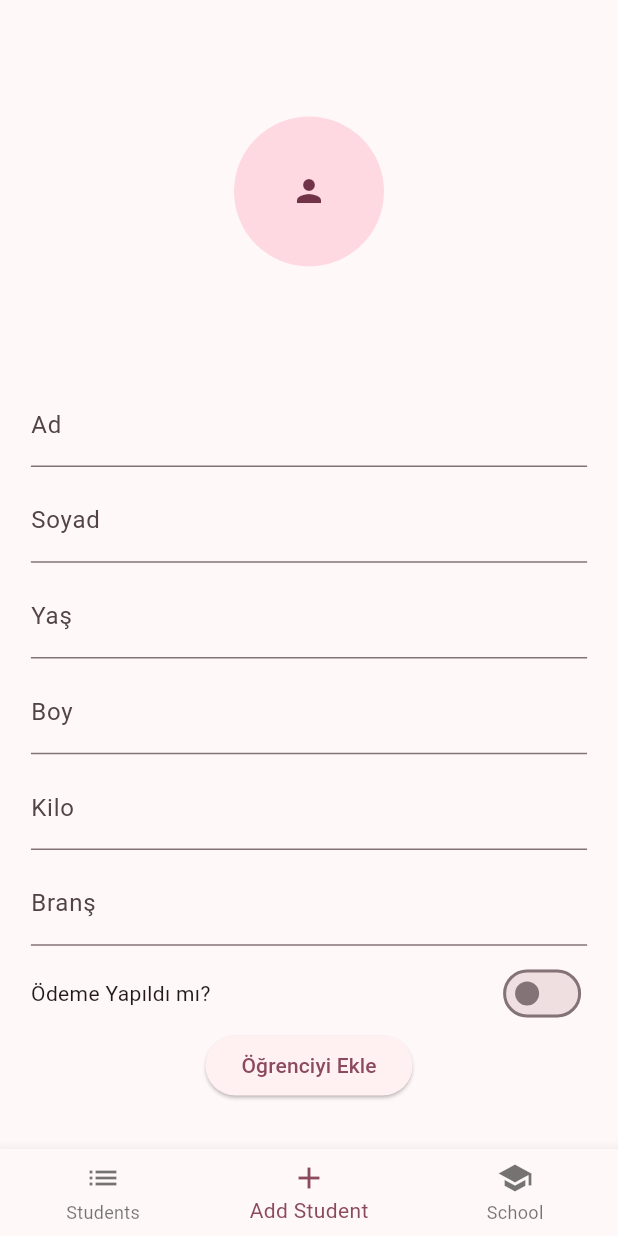
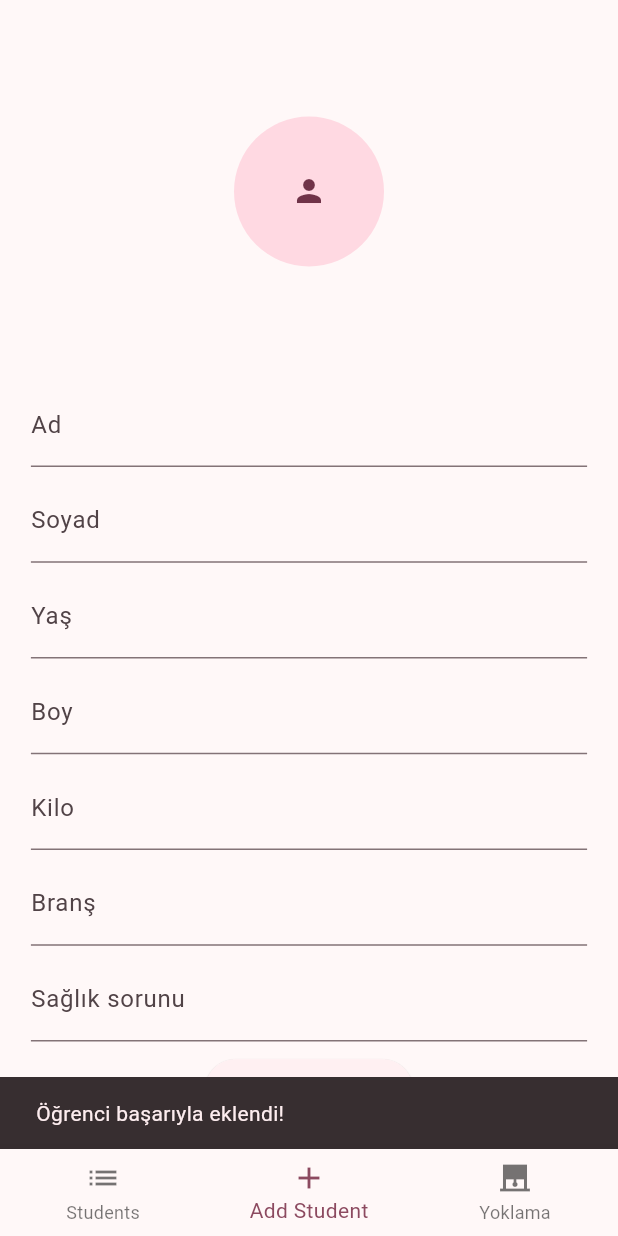
Before and after one commit to mall-e/sportapp, a Flutter app: the MainMenu screen opened directly, item 2 of the bottom bar chosen, after a tap on "Öğrenciyi Ekle", on a phone screen of 412 x 824 dp. Run offline on Flutter 3.47's test engine with Material 3 defaults, Android fonts, the phone set to English and light mode, and no system bars; our stand-ins replace cloud_firestore, firebase_auth, firebase_core, firebase_storage, image_picker, permission_handler; accounts and stored records are empty; network calls fail.

Commit message:
roll call added

```diff
--- a/lib/add_student_page.dart
+++ b/lib/add_student_page.dart
@@ -1,6 +1,7 @@
 import 'dart:io';
 
 import 'package:cloud_firestore/cloud_firestore.dart';
+import 'package:firebase_auth/firebase_auth.dart';
 import 'package:firebase_storage/firebase_storage.dart';
 import 'package:flutter/material.dart';
 import 'package:image_picker/image_picker.dart';
@@ -95,15 +96,36 @@ class _AddStudentInformationState extends State<AddStudentInformation> {
   TextEditingController _heightController = TextEditingController();
   TextEditingController _weightController = TextEditingController();
   TextEditingController _branchController = TextEditingController();
+  TextEditingController _healthproblemController = TextEditingController();
   bool _paymentStatus = false;  // Ödeme durumu başlangıçta false
 
-  void addStudent(Student student) {
-    FirebaseFirestore.instance
-        .collection('students')
-        .add(student.toMap())
-        .then((value) => print('Student Added'))
-        .catchError((error) => print('Failed to add student: $error'));
+  void addStudent(Student student) async {
+  try {
+    // Firebase Authentication'dan şu anki kullanıcıyı al
+    User? currentUser = FirebaseAuth.instance.currentUser;
+
+    if (currentUser != null) {
+      // Kullanıcının 'uid'si ile kişiye özel 'students' koleksiyonuna öğrenci ekleme
+      await FirebaseFirestore.instance
+          .collection('users')
+          .doc(currentUser.uid)  // Kullanıcının uid'sine göre belge seçiliyor
+          .collection('students')  // Bu kullanıcının students alt koleksiyonuna ekleniyor
+          .add(student.toMap());
+
+      ScaffoldMessenger.of(context).showSnackBar(
+        const SnackBar(content: Text('Öğrenci başarıyla eklendi!')),
+      );
+    } else {
+      ScaffoldMessenger.of(context).showSnackBar(
+        const SnackBar(content: Text('Giriş yapılmadı!')),
+      );
+    }
+  } catch (e) {
+    ScaffoldMessenger.of(context).showSnackBar(
+      SnackBar(content: Text('Öğrenci eklenirken hata oluştu: $e')),
+    );
   }
+}
 
   @override
   Widget build(BuildContext context) {
@@ -160,21 +182,12 @@ class _AddStudentInformationState extends State<AddStudentInformation> {
               ),
             ),
           ),
-          // Ödeme durumu butonu
-          Flexible(
-            child: Row(
-              mainAxisAlignment: MainAxisAlignment.spaceBetween,
-              children: [
-                Text('Ödeme Yapıldı mı?'),
-                Switch(
-                  value: _paymentStatus,
-                  onChanged: (value) {
-                    setState(() {
-                      _paymentStatus = value;
-                    });
-                  },
-                ),
-              ],
+          Expanded(
+            child: TextField(
+              controller: _healthproblemController,
+              decoration: InputDecoration(
+                labelText: 'Sağlık sorunu',
+              ),
             ),
           ),
           Flexible(
@@ -189,11 +202,14 @@ class _AddStudentInformationState extends State<AddStudentInformation> {
                   height: double.tryParse(_heightController.text) ?? 0.0,
                   weight: double.tryParse(_weightController.text) ?? 0.0,
                   branch: _branchController.text,
+                  healthProblem: _healthproblemController.text,
                   paymentStatus: _paymentStatus,  // Ödeme durumu eklendi
+                  role: 'student',  // role olarak "student" ekleniyor
                 );
 
                 // Firestore'a kaydetme
                 addStudent(student);
+
               },
               child: Text('Öğrenciyi Ekle'),
             ),
--- a/lib/main.dart
+++ b/lib/main.dart
@@ -1,14 +1,17 @@
 import 'package:firebase_core/firebase_core.dart';
+import 'package:firebase_auth/firebase_auth.dart';
 import 'package:flutter/material.dart';
 import 'package:sportapp/add_student_page.dart';
+import 'package:sportapp/admin_login_page.dart';
 import 'package:sportapp/firebase_options.dart';
+import 'package:sportapp/roll_call_page.dart';
 import 'package:sportapp/student_list_page.dart';
 
 void main() async {
   WidgetsFlutterBinding.ensureInitialized();
   await Firebase.initializeApp(
-  options: DefaultFirebaseOptions.currentPlatform,
-);
+    options: DefaultFirebaseOptions.currentPlatform,
+  );
   runApp(const MyApp());
 }
 
@@ -24,10 +27,11 @@ class MyApp extends StatelessWidget {
         colorScheme: ColorScheme.fromSeed(seedColor: Colors.black),
         useMaterial3: true,
       ),
-      home: const MainMenu(),
+      home: const AdminLoginPage(),
     );
   }
 }
+
 
 class MainMenu extends StatefulWidget {
   const MainMenu({super.key});
@@ -39,11 +43,10 @@ class MainMenu extends StatefulWidget {
 class _MainMenuState extends State<MainMenu> {
   int _selectedIndex = 0;
 
-  // List of pages to show based on bottom navigation selection
-  static const List<Widget> _pages = <Widget>[
+  static List<Widget> _pages = <Widget>[
     StudentListPage(),
     AddStudentPage(),
-    PlaceholderWidget() // You can replace this with your actual third page
+    RollCallPage(selectedDate: DateTime.now()),
   ];
 
   void _onItemTapped(int index) {
@@ -70,8 +73,8 @@ class _MainMenuState extends State<MainMenu> {
             label: 'Add Student',
           ),
           BottomNavigationBarItem(
-            icon: Icon(Icons.school),
-            label: 'School',
+            icon: Icon(Icons.roller_shades),
+            label: 'Yoklama',
           ),
         ],
         currentIndex: _selectedIndex,
@@ -80,15 +83,3 @@ class _MainMenuState extends State<MainMenu> {
     );
   }
 }
-
-// Placeholder widget for the third tab
-class PlaceholderWidget extends StatelessWidget {
-  const PlaceholderWidget({super.key});
-
-  @override
-  Widget build(BuildContext context) {
-    return const Center(
-      child: Text('Placeholder for another page'),
-    );
-  }
-}
--- a/lib/models/student_model.dart
+++ b/lib/models/student_model.dart
@@ -8,7 +8,10 @@ class Student {
   double height;
   double weight;
   String branch;
-  bool paymentStatus;  // Ödeme durumu
+  String healthProblem;
+  String role;
+
+  bool? paymentStatus;  // Ödeme durumu
 
   Student({
     required this.id,  // ID de constructor'a eklendi
@@ -18,7 +21,9 @@ class Student {
     required this.height,
     required this.weight,
     required this.branch,
-    required this.paymentStatus,
+    required this.healthProblem,
+    required this.role,
+    this.paymentStatus,
   });
 
   // Firestore için map yapısı
@@ -31,6 +36,8 @@ class Student {
       'height': height,
       'weight': weight,
       'branch': branch,
+      'healthProblem': healthProblem,
+      'role':role,
       'paymentStatus': paymentStatus,  // Ödeme durumu Firestore'a kaydedilecek
     };
   }
@@ -46,6 +53,8 @@ class Student {
       height: (data['height'] as num?)?.toDouble() ?? 0.0,
       weight: (data['weight'] as num?)?.toDouble() ?? 0.0,
       branch: data['branch'] ?? '',
+      healthProblem: data['healthProblem'] ?? '',
+      role: data['role'] ?? '',
       paymentStatus: data['paymentStatus'] ?? false,
     );
   }
--- /dev/null
+++ b/lib/roll_call_page.dart
@@ -0,0 +1,171 @@
+import 'package:cloud_firestore/cloud_firestore.dart';
+import 'package:flutter/material.dart';
+import 'package:firebase_auth/firebase_auth.dart';
+import 'package:intl/intl.dart';
+import 'package:intl/date_symbol_data_local.dart';
+import 'package:sportapp/month_page.dart';
+
+class RollCallPage extends StatefulWidget {
+  const RollCallPage({super.key, required DateTime selectedDate});
+
+  @override
+  State<RollCallPage> createState() => _RollCallPageState();
+}
+
+class _RollCallPageState extends State<RollCallPage> {
+  User? currentUser;
+  String todayDate = DateFormat('yyyy-MM-dd').format(DateTime.now()); // Bugünün tarihi
+  String monthName = ''; // Ayın adı
+  int daysInMonth = 0; // Ayın gün sayısı
+
+  @override
+  void initState() {
+    super.initState();
+    currentUser = FirebaseAuth.instance.currentUser; // Giriş yapan kullanıcıyı al
+
+    // Yerelleştirmeyi başlat
+    initializeDateFormatting('tr_TR', null).then((_) {
+      setState(() {
+        DateTime now = DateTime.now();
+        monthName = DateFormat('MMMM', 'tr_TR').format(now); // Ayın adı
+        daysInMonth = DateTime(now.year, now.month + 1, 0).day; // Bulunduğunuz ayın gün sayısını hesapla
+      });
+    });
+  }
+
+  // Öğrencinin yoklama durumunu kaydetme fonksiyonu
+  Future<void> _markAttendance(String studentId, bool isPresent) async {
+    if (currentUser != null) {
+      await FirebaseFirestore.instance
+          .collection('users')
+          .doc(currentUser!.uid)
+          .collection('rollcall')
+          .doc(todayDate) // Bugünün tarihine göre belge
+          .collection('students')
+          .doc(studentId)
+          .set({
+        'isPresent': isPresent,
+        'timestamp': FieldValue.serverTimestamp(),
+      });
+    }
+  }
+
+  @override
+  Widget build(BuildContext context) {
+    return Scaffold(
+      appBar: AppBar(
+        leading: TextButton(
+          onPressed: () {
+            // Ayın adı ve gün sayısını gönderiyoruz
+            Navigator.push(
+              context,
+              MaterialPageRoute(
+                builder: (context) => MonthPage(
+                  monthName: monthName,
+                  daysInMonth: daysInMonth,
+                ),
+              ),
+            );
+          },
+          child: Text(monthName), // Ayın adı burada gösteriliyor
+        ),
+      ),
+      body: currentUser == null
+          ? const Center(child: Text('Kullanıcı giriş yapmamış'))
+          : Column(
+              children: [
+                // Bugünün tarihi
+                Padding(
+                  padding: const EdgeInsets.all(8.0),
+                  child: Text(
+                    'Tarih: $todayDate',
+                    style: const TextStyle(fontSize: 20, fontWeight: FontWeight.bold),
+                  ),
+                ),
+                Expanded(
+                  child: StreamBuilder<QuerySnapshot>(
+                    stream: FirebaseFirestore.instance
+                        .collection('users')
+                        .doc(currentUser!.uid)
+                        .collection('students')
+                        .snapshots(),
+                    builder: (context, snapshot) {
+                      if (snapshot.hasError) {
+                        return const Center(child: Text('Bir hata oluştu.'));
+                      }
+
+                      if (snapshot.connectionState == ConnectionState.waiting) {
+                        return const Center(child: CircularProgressIndicator());
+                      }
+
+                      if (snapshot.hasData && snapshot.data!.docs.isNotEmpty) {
+                        return ListView.builder(
+                          itemCount: snapshot.data!.docs.length,
+                          itemBuilder: (context, index) {
+                            var studentData = snapshot.data!.docs[index];
+                            String studentId = studentData.id;
+                            String studentName =
+                                '${studentData['firstName']} ${studentData['lastName']}';
+
+                            return FutureBuilder<DocumentSnapshot>(
+                              // Bugünkü yoklama durumunu kontrol et
+                              future: FirebaseFirestore.instance
+                                  .collection('users')
+                                  .doc(currentUser!.uid)
+                                  .collection('rollcall')
+                                  .doc(todayDate)
+                                  .collection('students')
+                                  .doc(studentId)
+                                  .get(),
+                              builder: (context, rollcallSnapshot) {
+                                bool? isPresent;
+                                if (rollcallSnapshot.hasData && rollcallSnapshot.data!.exists) {
+                                  // Eğer veri varsa yoklama durumu alınır
+                                  isPresent = rollcallSnapshot.data!['isPresent'];
+                                }
+
+                                return ListTile(
+                                  title: Text(studentName),
+                                  subtitle: Text(
+                                      'Yoklama durumu: ${isPresent == null ? "Henüz alınmadı" : (isPresent ? "Var" : "Yok")}'),
+                                  trailing: Row(
+                                    mainAxisSize: MainAxisSize.min,
+                                    children: [
+                                      IconButton(
+                                        icon: Icon(
+                                          Icons.check,
+                                          color: isPresent == true ? Colors.green : Colors.grey,
+                                        ),
+                                        onPressed: () {
+                                          // Yoklama: Var
+                                          _markAttendance(studentId, true);
+                                        },
+                                      ),
+                                      IconButton(
+                                        icon: Icon(
+                                          Icons.close,
+                                          color: isPresent == false ? Colors.red : Colors.grey,
+                                        ),
+                                        onPressed: () {
+                                          // Yoklama: Yok
+                                          _markAttendance(studentId, false);
+                                        },
+                                      ),
+                                    ],
+                                  ),
+                                );
+                              },
+                            );
+                          },
+                        );
+                      } else {
+                        return const Center(child: Text('Öğrenci bulunamadı.'));
+                      }
+                    },
+                  ),
+                ),
+              ],
+            ),
+    );
+  }
+}
--- a/lib/student_list_page.dart
+++ b/lib/student_list_page.dart
@@ -1,6 +1,7 @@
 import 'package:cloud_firestore/cloud_firestore.dart';
 import 'package:flutter/material.dart';
 import 'package:sportapp/models/student_model.dart';
+import 'package:firebase_auth/firebase_auth.dart'; // FirebaseAuth için import
 import 'student_info_page.dart'; // StudentInfoPage dosyasını eklediğinizi varsayıyorum.
 
 class StudentListPage extends StatefulWidget {
@@ -11,22 +12,38 @@ class StudentListPage extends StatefulWidget {
 }
 
 class _StudentListPageState extends State<StudentListPage> {
+  User? currentUser; // Giriş yapan kullanıcıyı tutacak
+
+  @override
+  void initState() {
+    super.initState();
+    // Giriş yapan kullanıcıyı alıyoruz
+    currentUser = FirebaseAuth.instance.currentUser;
+  }
+
   @override
   Widget build(BuildContext context) {
     return Scaffold(
       appBar: AppBar(
-        title: Text('Student List'),
+        title: const Text('Student List'),
       ),
       body: SafeArea(
-        child: StreamBuilder<QuerySnapshot>(
-          stream: FirebaseFirestore.instance.collection('students').snapshots(),
+        child: currentUser == null
+            ? const Center(child: Text('Kullanıcı giriş yapmamış'))
+            : StreamBuilder<QuerySnapshot>(
+                // Giriş yapan kullanıcının 'students' koleksiyonunu sorguluyoruz
+                stream: FirebaseFirestore.instance
+                    .collection('users')
+                    .doc(currentUser!.uid) // Kullanıcıya özel belge
+                    .collection('students') // Öğrencilerin bulunduğu alt koleksiyon
+                    .snapshots(),
                 builder: (context, snapshot) {
                   if (snapshot.hasError) {
-              return Center(child: Text('Something went wrong'));
+                    return const Center(child: Text('Bir hata oluştu.'));
                   }
 
                   if (snapshot.connectionState == ConnectionState.waiting) {
-              return Center(child: CircularProgressIndicator());
+                    return const Center(child: CircularProgressIndicator());
                   }
 
                   if (snapshot.hasData && snapshot.data!.docs.isNotEmpty) {
@@ -44,24 +61,32 @@ class _StudentListPageState extends State<StudentListPage> {
                           height: studentData['height'].toDouble(),
                           weight: studentData['weight'].toDouble(),
                           branch: studentData['branch'],
-                    paymentStatus: studentData['paymentStatus'],  // Ödeme durumu eklendi
+                          healthProblem: studentData['healthProblem'],
+                          role: studentData['role'],
+                          paymentStatus: studentData['paymentStatus'],
                         );
 
                         return ListTile(
                           leading: CircleAvatar(
-                      child: Text('${student.firstName[0]}${student.lastName[0]}'),
+                            child: Text(
+                                '${student.firstName[0]}${student.lastName[0]}'),
                           ),
                           title: Text('${student.firstName} ${student.lastName}'),
                           subtitle: Text('Age: ${student.age}'),
                           trailing: Icon(
-                      student.paymentStatus ? Icons.check : Icons.close,
-                      color: student.paymentStatus ? Colors.green : Colors.red,
+                            student.paymentStatus ?? false
+                                ? Icons.check
+                                : Icons.close,
+                            color: student.paymentStatus ?? false
+                                ? Colors.green
+                                : Colors.red,
                           ),
                           onTap: () {
                             Navigator.push(
                               context,
                               MaterialPageRoute(
-                          builder: (context) => StudentInfoPage(student: student),
+                                builder: (context) =>
+                                    StudentInfoPage(student: student),
                               ),
                             );
                           },
@@ -69,7 +94,7 @@ class _StudentListPageState extends State<StudentListPage> {
                       },
                     );
                   } else {
-              return Center(child: Text('No students found'));
+                    return const Center(child: Text('Öğrenci bulunamadı.'));
                   }
                 },
               ),
--- a/pubspec.yaml
+++ b/pubspec.yaml
@@ -32,9 +32,11 @@ dependencies:
     sdk: flutter
   cloud_firestore:
   firebase_core:
+  firebase_auth:
   image_picker:
   firebase_storage:
   permission_handler:
+  intl:
 
 
   # The following adds the Cupertino Icons font to your application.
```
Also changed, not shown: lib/admin_login_page.dart (added, +94 -0 lines), lib/models/months.dart (added, +71 -0 lines), lib/month_page.dart (added, +63 -0 lines), lib/student_info_page.dart (+13 -1 lines), pubspec.lock, 5 other files. Lines whose indentation alone changed are shown as unchanged.
